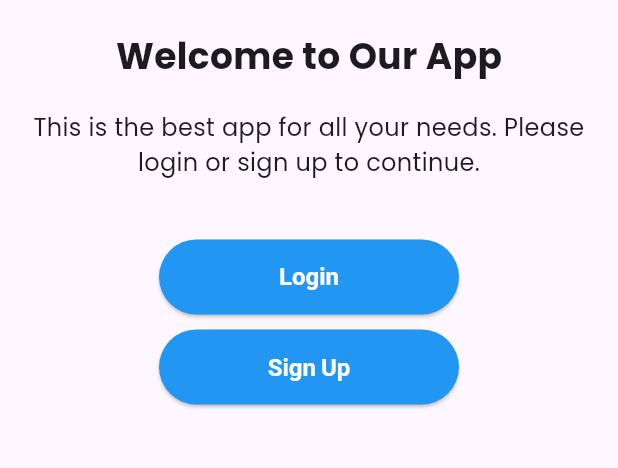
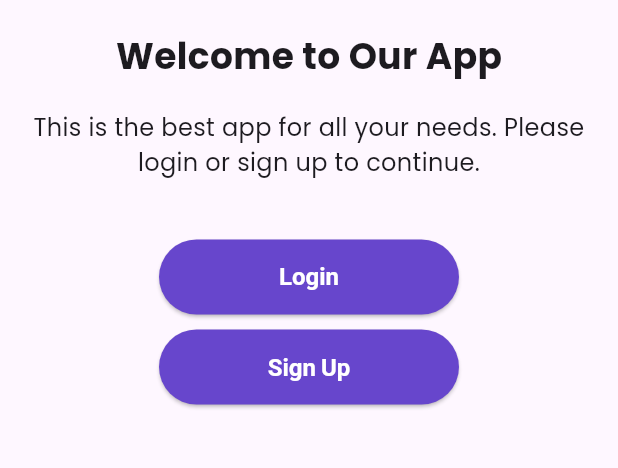
Before and after one commit to Sivananthini164/session_1, a Flutter app: the screen it shows after launch, on a phone screen of 412 x 824 dp, the part 491-959 px from its top. Run offline on Flutter 3.47's test engine with Material 3 defaults, Android fonts, the phone set to English and light mode, and no system bars; our stand-ins replace google_fonts.

Commit message:
fix: correct button styles in login and onboarding screens

```diff
--- a/lib/screens/onbording/onbording_screen.dart
+++ b/lib/screens/onbording/onbording_screen.dart
@@ -95,7 +95,7 @@ class OnboardingScreen extends StatelessWidget {
       style: ElevatedButton.styleFrom(
         fixedSize: const Size(200, 50),
         foregroundColor: Colors.white,
-        backgroundColor: Colors.blue, // Text color
+        backgroundColor: const Color(0xff6746CC), // Text color
         padding: const EdgeInsets.symmetric(horizontal: 32.0, vertical: 12.0),
         textStyle: const TextStyle(
           fontSize: 16.0,
```
Also changed, not shown: lib/screens/login/login_screen.dart (+4 -4 lines).
